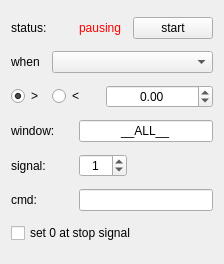
Old version of the form limitsignalwindow.ui in the repository bchjoerni/mlab.
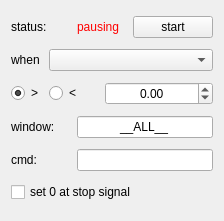
New version of the form.

What changed in the file:
```diff
--- a/limitsignalwindow.ui
+++ b/limitsignalwindow.ui
@@ -7,7 +7,7 @@
     <x>0</x>
     <y>0</y>
     <width>224</width>
-    <height>264</height>
+    <height>221</height>
    </rect>
   </property>
   <property name="windowTitle">
@@ -102,30 +102,13 @@
     </widget>
    </item>
    <item row="4" column="0">
-    <widget class="QLabel" name="lbl_signal_lbl">
-     <property name="text">
-      <string>signal:</string>
-     </property>
-    </widget>
-   </item>
-   <item row="4" column="2" colspan="2">
-    <widget class="QSpinBox" name="spb_signal">
-     <property name="alignment">
-      <set>Qt::AlignCenter</set>
-     </property>
-     <property name="value">
-      <number>1</number>
-     </property>
-    </widget>
-   </item>
-   <item row="5" column="0">
     <widget class="QLabel" name="lbl_cmd">
      <property name="text">
       <string>cmd:</string>
      </property>
     </widget>
    </item>
-   <item row="5" column="2" colspan="3">
+   <item row="4" column="2" colspan="3">
     <widget class="QLineEdit" name="txt_cmd">
      <property name="text">
       <string/>
@@ -135,7 +118,7 @@
      </property>
     </widget>
    </item>
-   <item row="6" column="0" colspan="5">
+   <item row="5" column="0" colspan="5">
     <widget class="QCheckBox" name="chb_setZeroAtStopSignal">
      <property name="enabled">
       <bool>true</bool>
```
